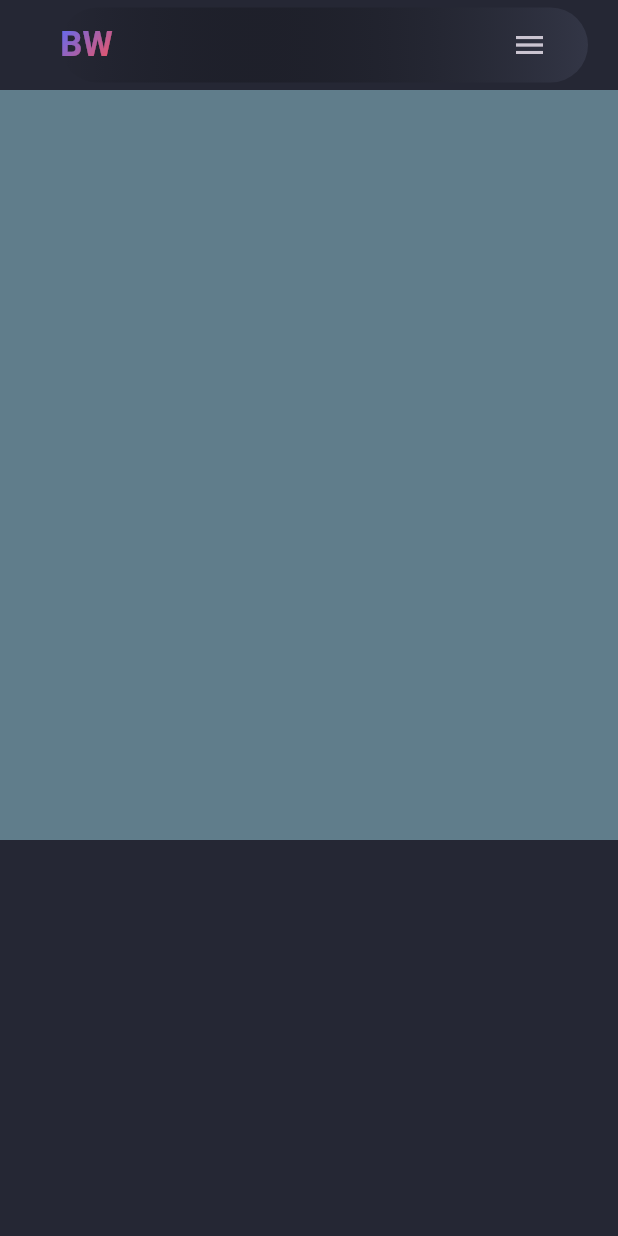
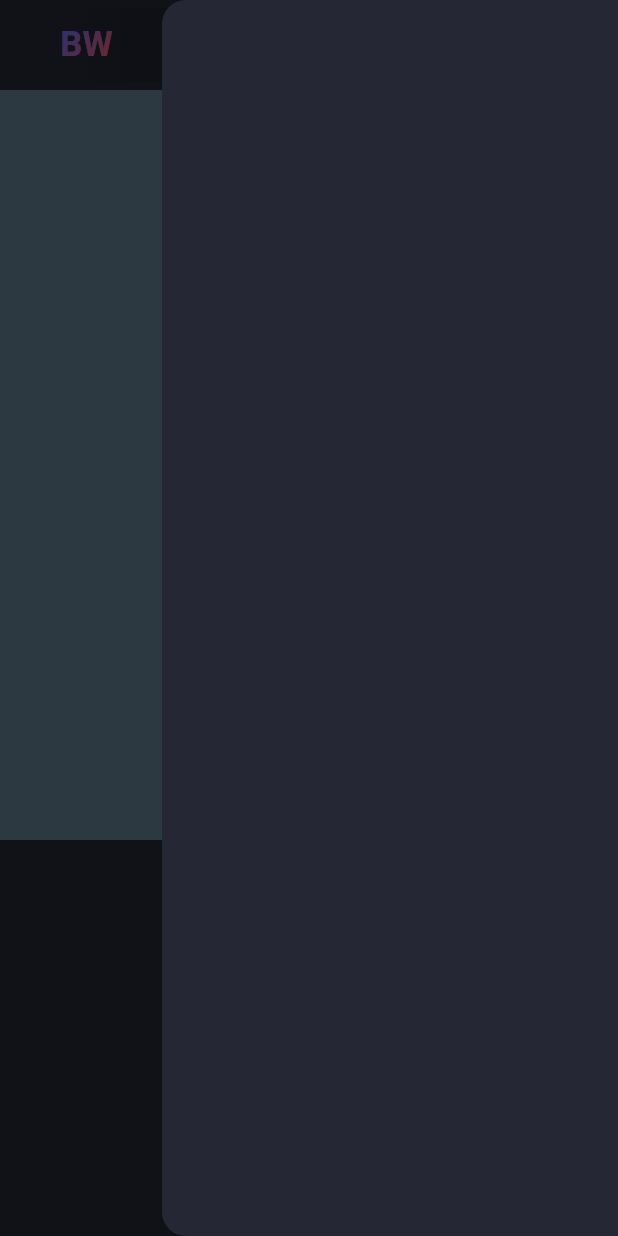
Before and after one commit to bentleyw117/practice_portfolio_website, a Flutter app: the screen it shows after launch, with the side drawer open (before the commit the screen has no drawer), on a phone screen of 412 x 824 dp. Run offline on Flutter 3.47's test engine with Material 3 defaults, Android fonts, the phone set to English and light mode, and no system bars.

Commit message:
added scaffold key and made menu icon open end drawer.

```diff
--- a/lib/pages/home_page.dart
+++ b/lib/pages/home_page.dart
@@ -14,10 +14,21 @@ class HomePage extends StatefulWidget {
 }
 
 class _HomePageState extends State<HomePage> {
+  final scaffoldKey = GlobalKey<ScaffoldState>();
+
   @override
   Widget build(BuildContext context) {
     return Scaffold(
+      key: scaffoldKey,
       backgroundColor: CustomColor.scaffoldBg,
+      endDrawer: Drawer(
+        backgroundColor: CustomColor.scaffoldBg,
+        child: ListView(
+          children: [
+
+          ],
+        ),
+      ),
       body: ListView(
         scrollDirection: Axis.vertical,
         children: [
@@ -25,7 +36,9 @@ class _HomePageState extends State<HomePage> {
           //HeaderDesktop(),
           HeaderMobile(
             onLogoTap: () {},
-            onMenuTap: () {},
+            onMenuTap: () {
+              scaffoldKey.currentState?.openEndDrawer();
+            },
           ),
           // SKILLS
           Container(
```
